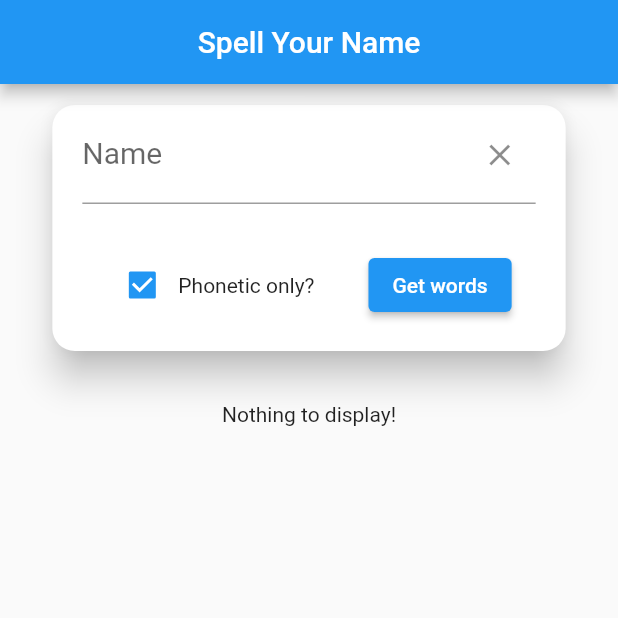
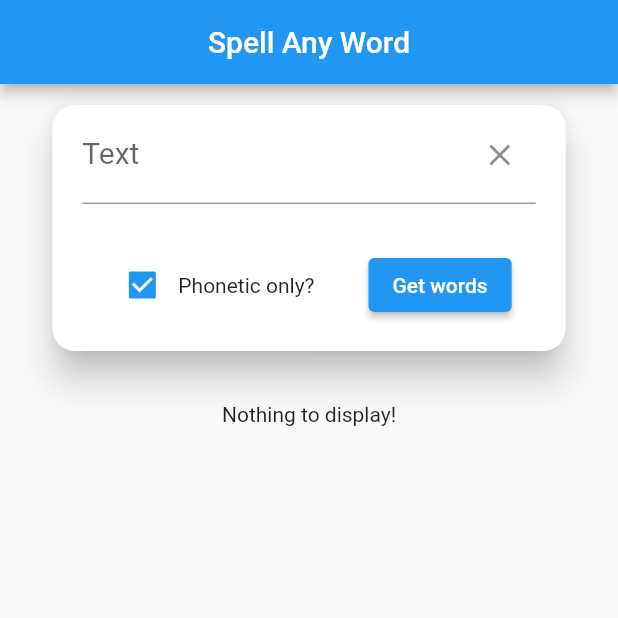
Before and after one commit to g-nxt/spell_your_name, a Flutter app: the screen it shows after launch, on a phone screen of 412 x 824 dp, the top half of it. Run offline on Flutter 3.47's test engine with Material 2 defaults, Android fonts, the light colour scheme and no system bars.

Commit message:
Modified the App Header and input box text

```diff
--- a/lib/main.dart
+++ b/lib/main.dart
@@ -7,7 +7,7 @@ class MyApp extends StatelessWidget {
   @override
   Widget build(BuildContext context) {
     return MaterialApp(
-      title: 'Spell Your Name',
+      title: 'Spell Any Word',
       home: MyHomePage(),
     );
   }
@@ -19,7 +19,7 @@ class MyHomePage extends StatelessWidget {
     return Scaffold(
       appBar: AppBar(
         centerTitle: true,
-        title: Text('Spell Your Name'),
+        title: Text('Spell Any Word'),
       ),
       body: SingleChildScrollView(
         child: Center(
--- a/lib/widgets/user_entry.dart
+++ b/lib/widgets/user_entry.dart
@@ -57,7 +57,7 @@ class _UserEntryState extends State<UserEntry> {
                 style: TextStyle(fontSize: 20),
                 controller: getNameControl(),
                 decoration: InputDecoration(
-                  labelText: 'Name',
+                  labelText: 'Text',
                   suffixIcon: IconButton(
                     onPressed: resetHandler,
                     icon: Icon(Icons.clear),
```
